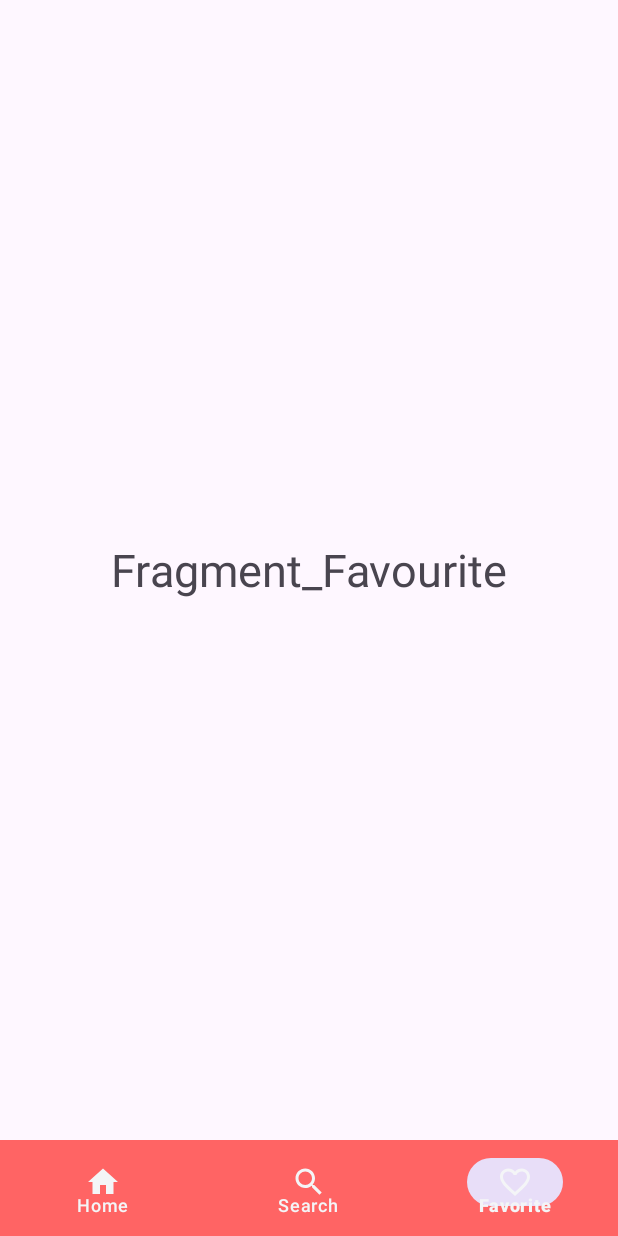
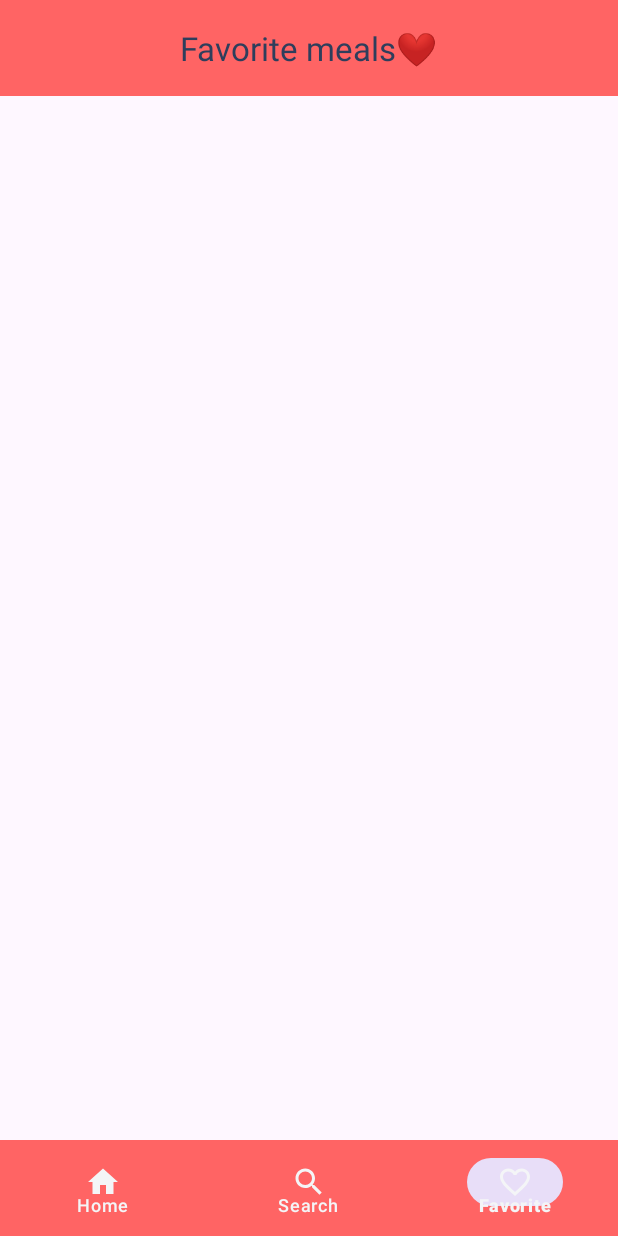
Before and after one commit to mariayousef/RecipeApp, an Android app: the MainActivity screen opened directly, with no data from a screen before it, item 3 of the bottom bar chosen, on a phone screen of 412 x 824 dp. Run offline under Robolectric (Android 15) with nearby library versions, the phone set to English and light mode, and no system bars; our stand-ins replace navigation-ui; pictures from the network do not load.

Commit message:
integration with the master branch and added options and about the creator menues

```diff
--- a/app/src/main/java/com/example/recipeapp/FavoriteFragment.kt
+++ b/app/src/main/java/com/example/recipeapp/FavoriteFragment.kt
@@ -30,7 +30,7 @@ class FavoriteFragment : Fragment() {
     override fun onViewCreated(view: View, savedInstanceState: Bundle?) {
         super.onViewCreated(view, savedInstanceState)
 
-        // Initialize views with findViewById
+        // Initialize views
         favoriteRecyclerView = view.findViewById(R.id.favoriteRecyclerView)
         progressBar = view.findViewById(R.id.progressBar)
 
--- a/app/src/main/java/com/example/recipeapp/FavouriteFragment.kt
+++ /dev/null
@@ -1,59 +0,0 @@
-package com.example.recipeapp
-
-import android.os.Bundle
-import androidx.fragment.app.Fragment
-import android.view.LayoutInflater
-import android.view.View
-import android.view.ViewGroup
-
-// TODO: Rename parameter arguments, choose names that match
-// the fragment initialization parameters, e.g. ARG_ITEM_NUMBER
-private const val ARG_PARAM1 = "param1"
-private const val ARG_PARAM2 = "param2"
-
-/**
- * A simple [Fragment] subclass.
- * Use the [FavouriteFragment.newInstance] factory method to
- * create an instance of this fragment.
- */
-class FavouriteFragment : Fragment() {
-    // TODO: Rename and change types of parameters
-    private var param1: String? = null
-    private var param2: String? = null
-
-    override fun onCreate(savedInstanceState: Bundle?) {
-        super.onCreate(savedInstanceState)
-        arguments?.let {
-            param1 = it.getString(ARG_PARAM1)
-            param2 = it.getString(ARG_PARAM2)
-        }
-    }
-
-    override fun onCreateView(
-        inflater: LayoutInflater, container: ViewGroup?,
-        savedInstanceState: Bundle?
-    ): View? {
-        // Inflate the layout for this fragment
-        return inflater.inflate(R.layout.fragment_favourite, container, false)
-    }
-
-    companion object {
-        /**
-         * Use this factory method to create a new instance of
-         * this fragment using the provided parameters.
-         *
-         * @param param1 Parameter 1.
-         * @param param2 Parameter 2.
-         * @return A new instance of fragment FavouriteFragment.
-         */
-        // TODO: Rename and change types and number of parameters
-        @JvmStatic
-        fun newInstance(param1: String, param2: String) =
-            FavouriteFragment().apply {
-                arguments = Bundle().apply {
-                    putString(ARG_PARAM1, param1)
-                    putString(ARG_PARAM2, param2)
-                }
-            }
-    }
-}
--- a/app/src/main/res/layout/fragment_favorite.xml
+++ b/app/src/main/res/layout/fragment_favorite.xml
@@ -9,13 +9,13 @@
         android:layout_width="match_parent"
         android:layout_height="wrap_content"
         app:layout_constraintTop_toTopOf="parent"
-        android:background="@color/primary">
+        android:background="@color/pink">
 
         <com.google.android.material.appbar.MaterialToolbar
             android:id="@+id/toolbar"
             android:layout_width="match_parent"
             android:layout_height="?attr/actionBarSize"
-            app:title="@string/favorite_meal"
+            app:title="Favorite meals❤️"
             app:titleTextColor="@color/main_text"
             android:textStyle="bold"
             app:titleCentered="true"/>
--- a/app/src/main/res/layout/fragment_favourite.xml
+++ /dev/null
@@ -1,16 +0,0 @@
-<?xml version="1.0" encoding="utf-8"?>
-<FrameLayout xmlns:android="http://schemas.android.com/apk/res/android"
-    xmlns:tools="http://schemas.android.com/tools"
-    android:layout_width="match_parent"
-    android:layout_height="match_parent"
-    tools:context=".FavouriteFragment">
-
-    <!-- TODO: Update blank fragment layout -->
-    <TextView
-        android:layout_width="match_parent"
-        android:layout_height="match_parent"
-        android:text="Fragment_Favourite"
-        android:gravity="center"
-        android:textSize="30sp"/>
-
-</FrameLayout>
--- a/app/src/main/res/layout/item_favorite_meal.xml
+++ b/app/src/main/res/layout/item_favorite_meal.xml
@@ -44,8 +44,8 @@
 
         <ImageButton
             android:id="@+id/removeButton"
-            android:layout_width="40dp"
-            android:layout_height="40dp"
+            android:layout_width="48dp"
+            android:layout_height="48dp"
             android:background="?attr/selectableItemBackgroundBorderless"
             android:contentDescription="@string/delete"
             android:src="@android:drawable/ic_delete" />
--- /dev/null
+++ b/app/src/main/res/menu/main_options_menu.xml
@@ -0,0 +1,9 @@
+<?xml version="1.0" encoding="utf-8"?>
+<menu xmlns:android="http://schemas.android.com/apk/res/android">
+    <item
+        android:id="@+id/action_sign_out"
+        android:title="@string/sign_out" />
+    <item
+        android:id="@+id/action_about_creator"
+        android:title="@string/about_the_creator"/>
+</menu>
--- a/app/src/main/res/navigation/nav_graph.xml
+++ b/app/src/main/res/navigation/nav_graph.xml
@@ -36,12 +36,17 @@
             app:destination="@id/recipeDetailFragment" />
     </fragment>
     <fragment android:id="@+id/favorite"
-        android:name="com.example.recipeapp.FavouriteFragment"
+        android:name="com.example.recipeapp.FavoriteFragment"
         android:label="favorite"
-        tools:layout="@layout/fragment_favourite">
+        tools:layout="@layout/fragment_favorite">
 
     </fragment>
 
-
+    <fragment android:id="@+id/about"
+        android:name="com.example.recipeapp.AboutFragment"
+        android:label="about"
+        tools:layout="@layout/fragment_about"
+        id="@+id/aboutFragment">
+    </fragment>
 
 </navigation>
```
Also changed, not shown: app/src/main/java/com/example/recipeapp/AboutFragment.kt (added, +18 -0 lines), app/src/main/java/com/example/recipeapp/MainActivity.kt (+28 -0 lines), app/src/main/res/layout/fragment_about.xml (added, +33 -0 lines), app/src/main/res/values/strings.xml (+9 -0 lines).
